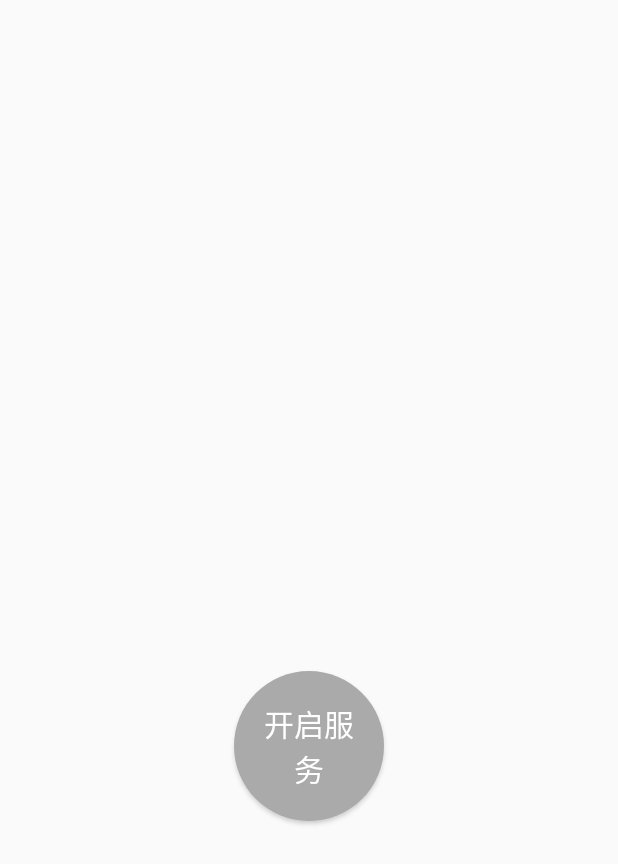
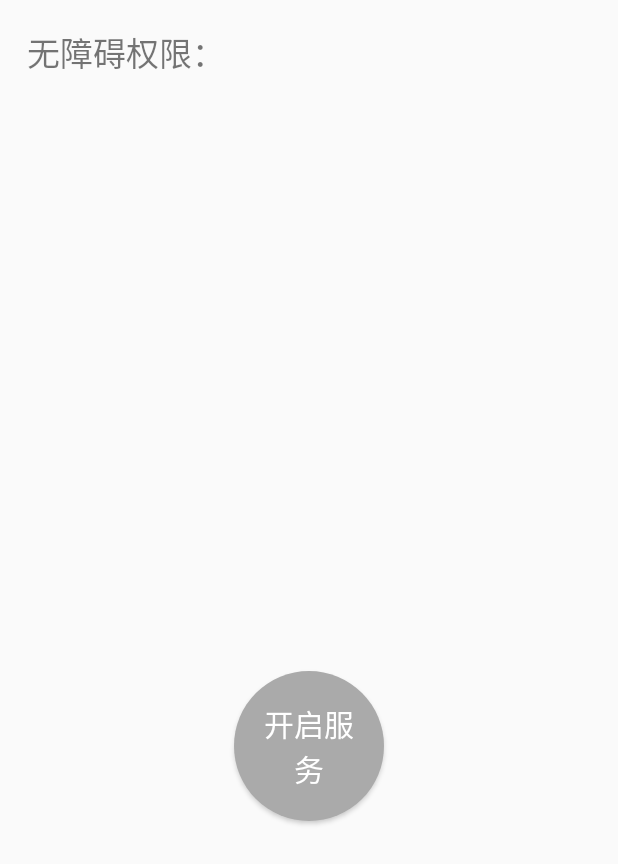
Before and after one commit to Promisin/ADSkip, an Android app: the layout activity_main.xml on its own in the app's theme, with its tools: preview values and no code run, on a phone screen of 412 x 824 dp. Shown: the top 864 px of the screen. Run offline under Robolectric (Android 15) with nearby library versions, the phone set to English and light mode, and no system bars.

Commit message:
feat: add an item to request and show if have accessibility permission

```diff
--- a/app/src/main/res/layout/activity_main.xml
+++ b/app/src/main/res/layout/activity_main.xml
@@ -23,4 +23,21 @@
         app:layout_constraintTop_toTopOf="parent"
         app:layout_constraintVertical_bias="0.618" />
 
+    <LinearLayout
+        android:id="@+id/permission_layout"
+        android:layout_width="match_parent"
+        android:layout_height="wrap_content"
+        android:orientation="horizontal"
+        android:layout_margin="18dp"
+        app:layout_constraintStart_toStartOf="parent"
+        app:layout_constraintEnd_toEndOf="parent"
+        app:layout_constraintTop_toTopOf="parent">
+        <TextView
+            android:id="@+id/permission_tv"
+            android:layout_width="match_parent"
+            android:layout_height="wrap_content"
+            android:text="@string/request_permission"
+            android:textSize="22sp"/>
+    </LinearLayout>
+
 </androidx.constraintlayout.widget.ConstraintLayout>
--- a/app/src/main/res/values/strings.xml
+++ b/app/src/main/res/values/strings.xml
@@ -4,4 +4,5 @@
     <string name="notification_text_item">服务运行中…</string>
     <string name="toggle_button_text_on">停止服务</string>
     <string name="toggle_button_text_off">开启服务</string>
+    <string name="request_permission">无障碍权限：</string>
 </resources>
```
Also changed, not shown: app/src/main/java/com/ypp/adskip/MainActivity.java (+48 -3 lines).
